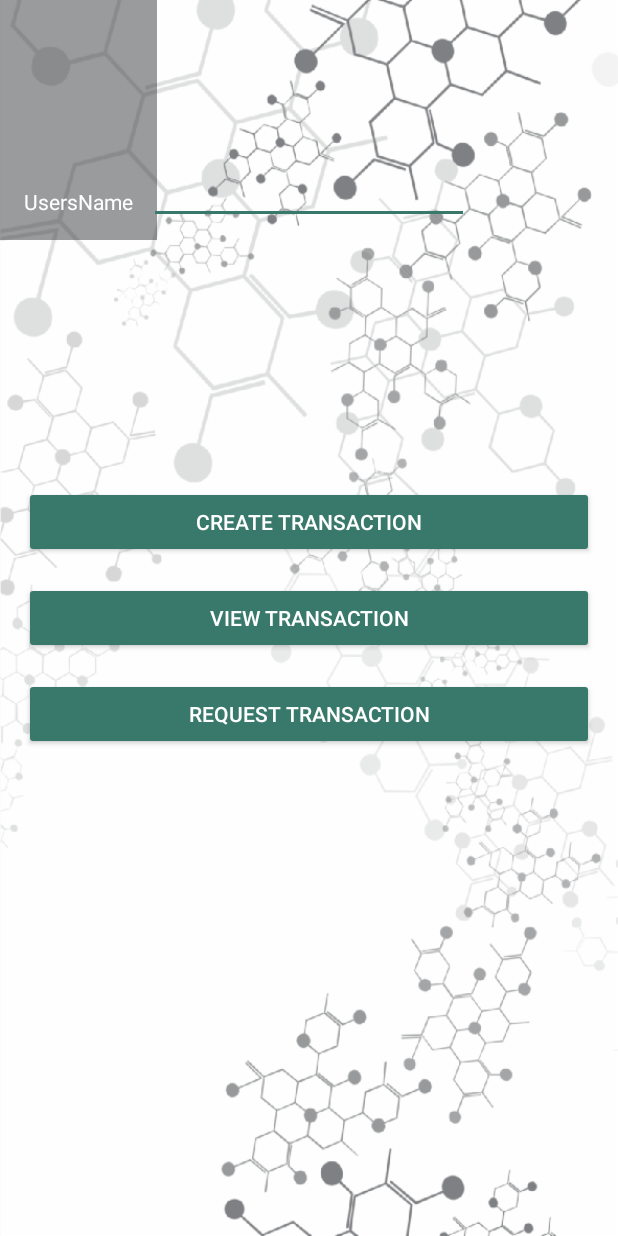
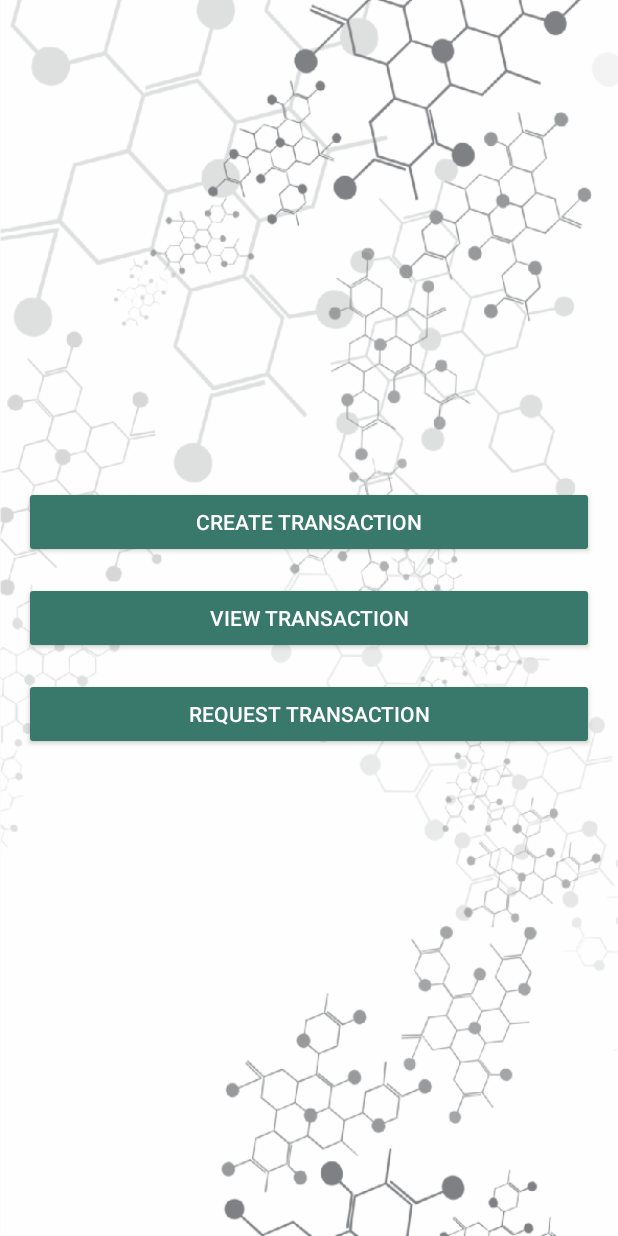
Before and after one commit to cloeg97/finalYearProjectAndroid, an Android app: the Welcome screen opened directly, with no data from a screen before it, on a phone screen of 412 x 824 dp. Run offline under Robolectric (Android 15) with nearby library versions, the phone set to English and light mode, and no system bars; our stand-ins replace Firebase (no records; nobody signed in at launch, a user with empty details on screens opened directly); plain views replace FButton.

Commit message:
create/view transaction working

```diff
--- a/app/src/main/java/project/finalyearapp/View.java
+++ b/app/src/main/java/project/finalyearapp/View.java
@@ -30,7 +30,7 @@ public class View extends AppCompatActivity {
 
     //Firebase Stuff
     FirebaseDatabase database;
-    DatabaseReference transaction;
+    DatabaseReference start, transaction;
     DatabaseReference user;
 
     RecyclerView recycler_menu;
@@ -40,10 +40,12 @@ public class View extends AppCompatActivity {
     protected void onCreate(Bundle savedInstanceState) {
         super.onCreate(savedInstanceState);
         setContentView(R.layout.activity_view);
+        final String passedEmail= getIntent().getStringExtra("Email");
 
         //Init Firebase
         database = FirebaseDatabase.getInstance();
-        transaction = database.getReference("Transaction");
+        start = database.getReference("Transaction");
+        transaction = start.child(passedEmail);
 
         /*
         user = database.getReference("user");
--- a/app/src/main/java/project/finalyearapp/Welcome.java
+++ b/app/src/main/java/project/finalyearapp/Welcome.java
@@ -35,8 +35,8 @@ public class Welcome extends AppCompatActivity {
         btnMvCreate = (Button) findViewById(R.id.btnMvCreate);
         btnMvView = (Button) findViewById(R.id.btnMvView);
         btnMvRequest = (Button) findViewById(R.id.btnMvRequest);
-        edtTextEmail = (EditText) findViewById(R.id.editTextEmail);
-        edtTextEmail.setText(passedEmail);
+        //edtTextEmail = (EditText) findViewById(R.id.editTextEmail);
+        //edtTextEmail.setText(passedEmail);
 
         //Init Firebase
         database = FirebaseDatabase.getInstance();
@@ -44,9 +44,9 @@ public class Welcome extends AppCompatActivity {
 
         //Set Name for User
         //View headerView = navigationView.getHeaderView(0);
-        txtFullName = (TextView)findViewById(R.id.txtFullName);
+        //txtFullName = (TextView)findViewById(R.id.txtFullName);
         //String fullName = (Common.currentUser.getFirstName()) + " " + (Common.currentUser.getLastName());
-       // txtFullName.setText(fullName);
+        //txtFullName.setText(fullName);
 
         btnMvCreate.setOnClickListener(new View.OnClickListener() {
             @Override
@@ -63,7 +63,6 @@ public class Welcome extends AppCompatActivity {
             public void onClick(View v) {
                 Intent mvView = new Intent(Welcome.this, project.finalyearapp.View.class);
                 mvView.putExtra("Email", passedEmail);
-
                 startActivity(mvView);
             }
         });
--- a/app/src/main/res/layout/activity_welcome.xml
+++ b/app/src/main/res/layout/activity_welcome.xml
@@ -7,26 +7,26 @@
     android:background="@drawable/background"
     tools:context=".Welcome">
 
-    <LinearLayout
-        android:orientation="vertical"
-        android:layout_width="wrap_content"
-        android:layout_height="160dp"
-        android:background="@color/overlayBackground"
-        android:gravity="bottom"
-        android:paddingBottom="16dp"
-        android:paddingLeft="16dp"
-        android:paddingRight="16dp"
-        android:paddingTop="16dp"
-        android:theme="@style/ThemeOverlay.AppCompat.Dark">
+    <!--<LinearLayout-->
+        <!--android:orientation="vertical"-->
+        <!--android:layout_width="wrap_content"-->
+        <!--android:layout_height="160dp"-->
+        <!--android:background="@color/overlayBackground"-->
+        <!--android:gravity="bottom"-->
+        <!--android:paddingBottom="16dp"-->
+        <!--android:paddingLeft="16dp"-->
+        <!--android:paddingRight="16dp"-->
+        <!--android:paddingTop="16dp"-->
+        <!--android:theme="@style/ThemeOverlay.AppCompat.Dark">-->
 
-        <TextView
-            android:id="@+id/txtFullName"
-            android:text="UsersName"
-            android:layout_width="match_parent"
-            android:layout_height="wrap_content"
-            android:paddingTop="16dp"
-            android:textAppearance="@style/TextAppearance.AppCompat.Body1"/>
-    </LinearLayout>
+        <!--<TextView-->
+            <!--android:id="@+id/txtFullName"-->
+            <!--android:text="UsersName"-->
+            <!--android:layout_width="match_parent"-->
+            <!--android:layout_height="wrap_content"-->
+            <!--android:paddingTop="16dp"-->
+            <!--android:textAppearance="@style/TextAppearance.AppCompat.Body1"/>-->
+    <!--</LinearLayout>-->
 
     <LinearLayout
         android:orientation="vertical"
@@ -86,15 +86,15 @@
 
     </LinearLayout>
 
-    <EditText
-        android:id="@+id/editTextEmail"
-        android:layout_width="wrap_content"
-        android:layout_height="wrap_content"
-        android:layout_alignParentTop="true"
-        android:layout_centerHorizontal="true"
-        android:layout_marginTop="104dp"
-        android:ems="10"
-        android:inputType="textPersonName"
-        tools:text="email" />
+    <!--<EditText-->
+        <!--android:id="@+id/editTextEmail"-->
+        <!--android:layout_width="wrap_content"-->
+        <!--android:layout_height="wrap_content"-->
+        <!--android:layout_alignParentTop="true"-->
+        <!--android:layout_centerHorizontal="true"-->
+        <!--android:layout_marginTop="104dp"-->
+        <!--android:ems="10"-->
+        <!--android:inputType="textPersonName"-->
+        <!--tools:text="email" />-->
 
 </RelativeLayout>
```
Also changed, not shown: app/src/main/java/project/finalyearapp/Create.java (+4 -38 lines).
